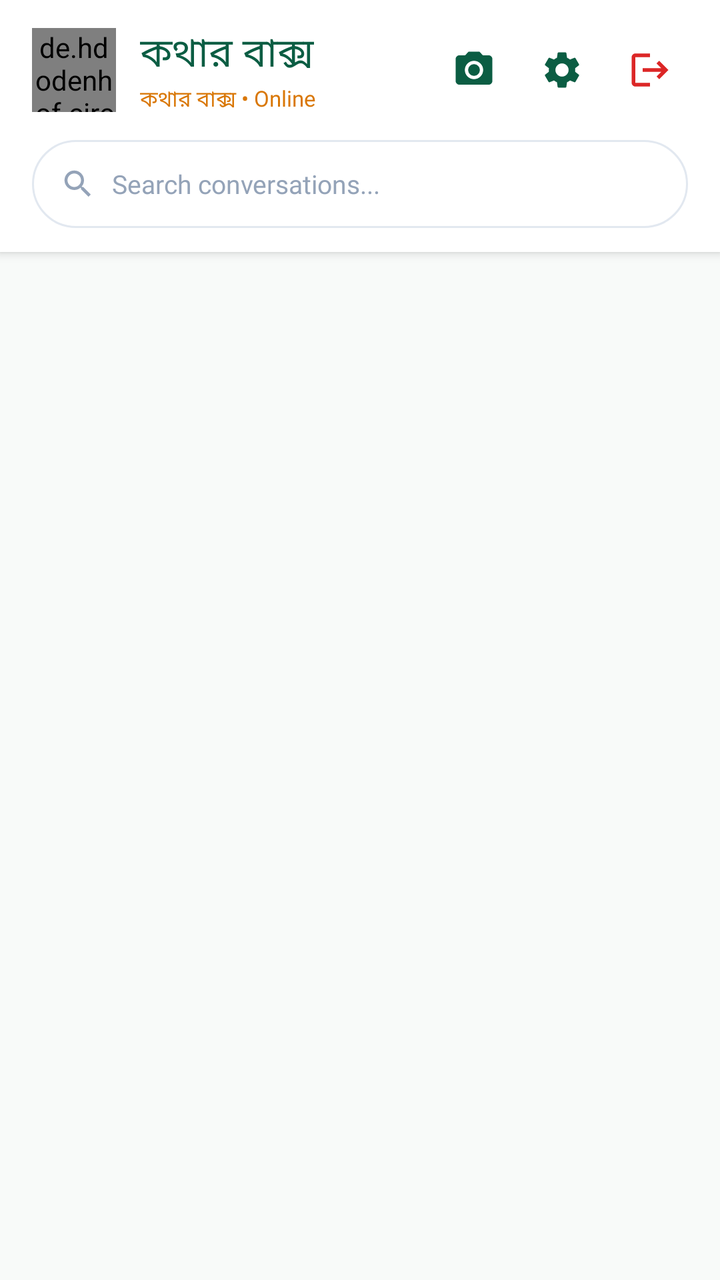
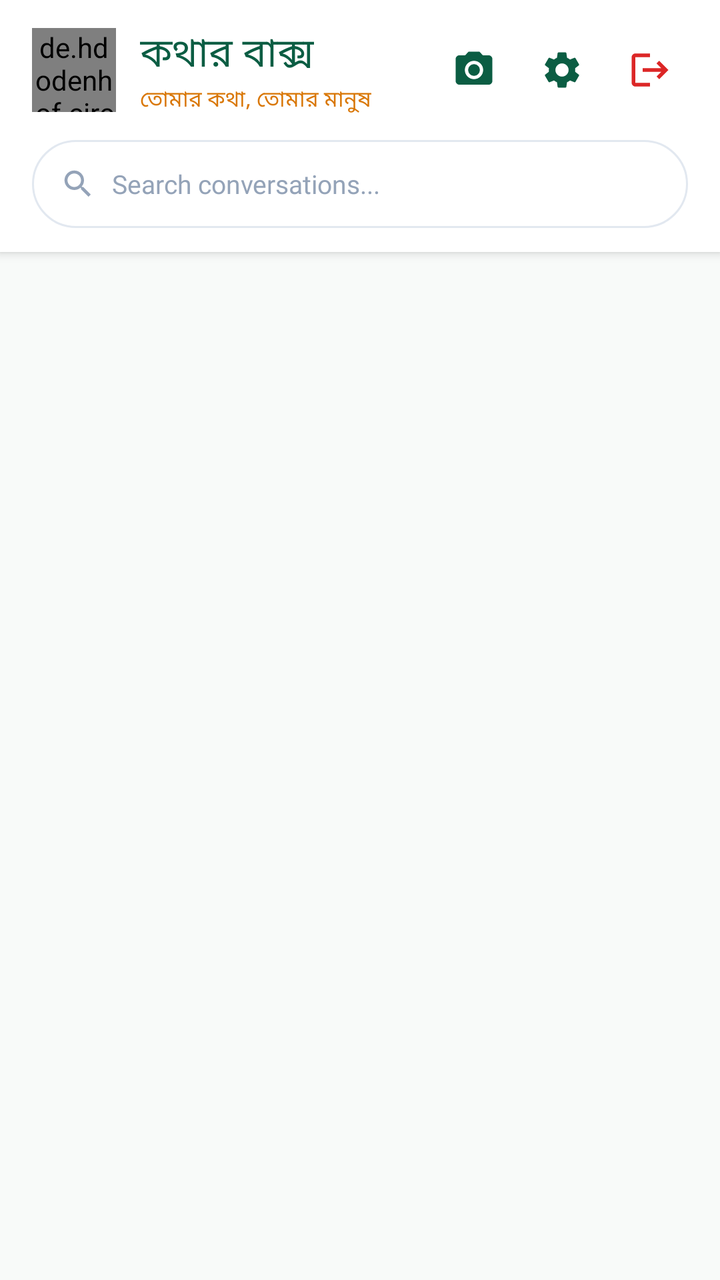

Compare the two renders of this Android layout. The source of the first and the diff that turns it into the second are given below.
<!-- AndroidManifest.xml: application theme Theme.KotharBaksho -->
<!-- res/layout/activity_main.xml -->
<?xml version="1.0" encoding="utf-8"?>
<androidx.coordinatorlayout.widget.CoordinatorLayout xmlns:android="http://schemas.android.com/apk/res/android"
    xmlns:app="http://schemas.android.com/apk/res-auto"
    xmlns:tools="http://schemas.android.com/tools"
    android:layout_width="match_parent"
    android:layout_height="match_parent"
    android:background="@color/bg_main"
    tools:context=".MainActivity">

    <LinearLayout
        android:layout_width="match_parent"
        android:layout_height="match_parent"
        android:orientation="vertical">

        
        <androidx.cardview.widget.CardView
            android:id="@+id/appBarCard"
            android:layout_width="match_parent"
            android:layout_height="wrap_content"
            app:cardBackgroundColor="@color/surface_card"
            app:cardElevation="3dp"
            app:cardCornerRadius="0dp">

            <LinearLayout
                android:layout_width="match_parent"
                android:layout_height="wrap_content"
                android:orientation="vertical"
                android:paddingStart="16dp"
                android:paddingEnd="16dp"
                android:paddingTop="12dp"
                android:paddingBottom="12dp">

                <RelativeLayout
                    android:layout_width="match_parent"
                    android:layout_height="wrap_content">

                    <de.hdodenhof.circleimageview.CircleImageView
                        android:id="@+id/myProfileImg"
                        android:layout_width="42dp"
                        android:layout_height="42dp"
                        android:layout_alignParentStart="true"
                        android:layout_centerVertical="true"
                        android:src="@drawable/photocamera"
                        app:civ_border_color="@color/primary"
                        app:civ_border_width="1.5dp" />

                    <LinearLayout
                        android:layout_width="wrap_content"
                        android:layout_height="wrap_content"
                        android:layout_toEndOf="@id/myProfileImg"
                        android:layout_centerVertical="true"
                        android:layout_marginStart="12dp"
                        android:orientation="vertical">

                        <TextView
                            android:id="@+id/appTitle"
                            android:layout_width="wrap_content"
                            android:layout_height="wrap_content"
                            android:fontFamily="@font/poppins_bold"
                            android:text="@string/app_name"
                            android:textColor="@color/primary"
                            android:textSize="20sp" />

                        <TextView
                            android:id="@+id/myStatus"
                            android:layout_width="wrap_content"
                            android:layout_height="wrap_content"
                            android:fontFamily="@font/poppins_regular"
                            android:text="কথার বাক্স • Online"
                            android:textColor="@color/accent_gold_dark"
                            android:textSize="11sp" />
                    </LinearLayout>

                    <LinearLayout
                        android:layout_width="wrap_content"
                        android:layout_height="wrap_content"
                        android:layout_alignParentEnd="true"
                        android:layout_centerVertical="true"
                        android:orientation="horizontal">

                        <ImageView
                            android:id="@+id/camBut"
                            android:layout_width="38dp"
                            android:layout_height="38dp"
                            android:background="?attr/selectableItemBackgroundBorderless"
                            android:padding="8dp"
                            android:src="@drawable/ic_camera_vector"
                            app:tint="@color/primary" />

                        <ImageView
                            android:id="@+id/settingBut"
                            android:layout_width="38dp"
                            android:layout_height="38dp"
                            android:layout_marginStart="6dp"
                            android:background="?attr/selectableItemBackgroundBorderless"
                            android:padding="8dp"
                            android:src="@drawable/ic_settings_vector"
                            app:tint="@color/primary" />

                        <ImageView
                            android:id="@+id/logoutimg"
                            android:layout_width="38dp"
                            android:layout_height="38dp"
                            android:layout_marginStart="6dp"
                            android:background="?attr/selectableItemBackgroundBorderless"
                            android:padding="8dp"
                            android:src="@drawable/ic_logout_vector" />
                    </LinearLayout>

                </RelativeLayout>

                
                <LinearLayout
                    android:layout_width="match_parent"
                    android:layout_height="44dp"
                    android:layout_marginTop="12dp"
                    android:background="@drawable/bg_pill_search"
                    android:gravity="center_vertical"
                    android:orientation="horizontal"
                    android:paddingStart="14dp"
                    android:paddingEnd="14dp">

                    <ImageView
                        android:layout_width="18dp"
                        android:layout_height="18dp"
                        android:src="@drawable/ic_search" />

                    <EditText
                        android:id="@+id/searchEditText"
                        android:layout_width="match_parent"
                        android:layout_height="match_parent"
                        android:layout_marginStart="8dp"
                        android:background="@null"
                        android:fontFamily="@font/poppins_regular"
                        android:hint="Search conversations..."
                        android:imeOptions="actionSearch"
                        android:inputType="text"
                        android:textColor="@color/text_primary"
                        android:textColorHint="@color/text_hint"
                        android:textSize="13sp" />
                </LinearLayout>

            </LinearLayout>

        </androidx.cardview.widget.CardView>

        
        <FrameLayout
            android:layout_width="match_parent"
            android:layout_height="match_parent">

            <androidx.recyclerview.widget.RecyclerView
                android:id="@+id/mainUserRecyclerView"
                android:layout_width="match_parent"
                android:layout_height="match_parent"
                android:clipToPadding="false"
                android:paddingTop="8dp"
                android:paddingBottom="16dp" />

            <LinearLayout
                android:id="@+id/emptyStateLayout"
                android:layout_width="wrap_content"
                android:layout_height="wrap_content"
                android:layout_gravity="center"
                android:gravity="center"
                android:orientation="vertical"
                android:padding="24dp"
                android:visibility="gone">

                <ImageView
                    android:layout_width="64dp"
                    android:layout_height="64dp"
                    android:alpha="0.5"
                    android:src="@drawable/app_logo" />

                <TextView
                    android:layout_width="wrap_content"
                    android:layout_height="wrap_content"
                    android:layout_marginTop="12dp"
                    android:fontFamily="@font/poppins_bold"
                    android:text="No Conversations Found"
                    android:textColor="@color/text_secondary"
                    android:textSize="15sp" />

                <TextView
                    android:layout_width="wrap_content"
                    android:layout_height="wrap_content"
                    android:layout_marginTop="4dp"
                    android:fontFamily="@font/poppins_regular"
                    android:text="Invite friends to join KotharBaksho!"
                    android:textColor="@color/text_hint"
                    android:textSize="12sp" />

            </LinearLayout>

        </FrameLayout>

    </LinearLayout>

</androidx.coordinatorlayout.widget.CoordinatorLayout>
<!-- resources referenced by this layout -->
<resources>
  <color name="accent_gold_dark">#D97706</color>
  <color name="bg_main">#F8FAF9</color>
  <color name="primary">#0B5D43</color>
  <color name="surface_card">#FFFFFF</color>
  <color name="text_hint">#94A3B8</color>
  <color name="text_primary">#0F172A</color>
  <color name="text_secondary">#64748B</color>
  <!-- drawable bg_pill_search (drawable) -->
  <?xml version="1.0" encoding="utf-8"?>
  <shape xmlns:android="http://schemas.android.com/apk/res/android">
      <solid android:color="@color/surface_card" />
      <stroke android:width="1dp" android:color="@color/divider_line" />
      <corners android:radius="24dp" />
  </shape>
  <!-- drawable ic_camera_vector (drawable) -->
  <vector xmlns:android="http://schemas.android.com/apk/res/android"
      android:width="24dp"
      android:height="24dp"
      android:viewportWidth="24"
      android:viewportHeight="24">
    <path
        android:fillColor="@color/primary"
        android:pathData="M12,12m-3.2,0a3.2,3.2 0,1 1,6.4 0a3.2,3.2 0,1 1,-6.4 0M9,2L7.17,4H4c-1.1,0 -2,0.9 -2,2v12c0,1.1 0.9,2 2,2h16c1.1,0 2,-0.9 2,-2V6c0,-1.1 -0.9,-2 -2,-2h-3.17L15,2H9zm3,15c-2.76,0 -5,-2.24 -5,-5s2.24,-5 5,-5 5,2.24 5,5 -2.24,5 -5,5z"/>
  </vector>
  <!-- drawable ic_logout_vector (drawable) -->
  <vector xmlns:android="http://schemas.android.com/apk/res/android"
      android:width="24dp"
      android:height="24dp"
      android:viewportWidth="24"
      android:viewportHeight="24">
    <path
        android:fillColor="@color/accent_crimson"
        android:pathData="M17,7l-1.41,1.41L18.17,11H8v2h10.17l-2.58,2.58L17,17l5,-5zM4,5h8V3H4c-1.1,0 -2,0.9 -2,2v14c0,1.1 0.9,2 2,2h8v-2H4V5z"/>
  </vector>
  <!-- drawable ic_search (drawable) -->
  <vector xmlns:android="http://schemas.android.com/apk/res/android"
      android:width="24dp"
      android:height="24dp"
      android:viewportWidth="24"
      android:viewportHeight="24">
    <path
        android:fillColor="@color/text_hint"
        android:pathData="M15.5,14h-0.79l-0.28,-0.27C15.41,12.59 16,11.11 16,9.5 16,5.91 13.09,3 9.5,3S3,5.91 3,9.5 5.91,16 9.5,16c1.61,0 3.09,-0.59 4.23,-1.57l0.27,0.28v0.79l5,4.99L20.49,19l-4.99,-5zm-6,0C7.01,14 5,11.99 5,9.5S7.01,5 9.5,5 14,7.01 14,9.5 11.99,14 9.5,14z"/>
  </vector>
  <string name="app_name">কথার বাক্স</string>
  <style name="Theme.KotharBaksho" parent="Theme.MaterialComponents.DayNight.NoActionBar">
          
          <item name="colorPrimary">@color/primary</item>
          <item name="colorPrimaryVariant">@color/primary_dark</item>
          <item name="colorOnPrimary">@color/white</item>
          
          <item name="colorSecondary">@color/accent_gold</item>
          <item name="colorSecondaryVariant">@color/accent_gold_dark</item>
          <item name="colorOnSecondary">@color/black</item>
          
          <item name="android:statusBarColor">@color/primary_dark</item>
          <item name="android:windowBackground">@color/bg_main</item>
      </style>
  <color name="divider_line">#E2E8F0</color>
  <color name="accent_crimson">#DC2626</color>
  <color name="primary_dark">#064E3B</color>
  <color name="white">#FFFFFFFF</color>
  <color name="accent_gold">#F59E0B</color>
  <color name="black">#FF000000</color>
  <!-- unchanged entries left out for length: 3 -->
</resources>

<!-- the commit's change to res/layout/activity_main.xml (unified diff, before → after) -->
@@ -57,7 +57,7 @@
                             android:layout_width="wrap_content"
                             android:layout_height="wrap_content"
                             android:fontFamily="@font/poppins_bold"
-                            android:text="@string/app_name"
+                            android:text="@string/app_name_bengali"
                             android:textColor="@color/primary"
                             android:textSize="20sp" />
 
@@ -66,7 +66,7 @@
                             android:layout_width="wrap_content"
                             android:layout_height="wrap_content"
                             android:fontFamily="@font/poppins_regular"
-                            android:text="কথার বাক্স • Online"
+                            android:text="@string/tagline_bengali"
                             android:textColor="@color/accent_gold_dark"
                             android:textSize="11sp" />
                     </LinearLayout>
@@ -178,8 +178,8 @@
                     android:layout_height="wrap_content"
                     android:layout_marginTop="12dp"
                     android:fontFamily="@font/poppins_bold"
-                    android:text="No Conversations Found"
-                    android:textColor="@color/text_secondary"
+                    android:text="@string/tagline_bengali"
+                    android:textColor="@color/primary"
                     android:textSize="15sp" />
 
                 <TextView
@@ -187,8 +187,8 @@
                     android:layout_height="wrap_content"
                     android:layout_marginTop="4dp"
                     android:fontFamily="@font/poppins_regular"
-                    android:text="Invite friends to join KotharBaksho!"
-                    android:textColor="@color/text_hint"
+                    android:text="@string/tagline_english"
+                    android:textColor="@color/text_secondary"
                     android:textSize="12sp" />
 
             </LinearLayout>
<!-- resource entries referenced after the edit -->
@@ -44,7 +44,9 @@
         android:fillColor="@color/text_hint"
         android:pathData="M15.5,14h-0.79l-0.28,-0.27C15.41,12.59 16,11.11 16,9.5 16,5.91 13.09,3 9.5,3S3,5.91 3,9.5 5.91,16 9.5,16c1.61,0 3.09,-0.59 4.23,-1.57l0.27,0.28v0.79l5,4.99L20.49,19l-4.99,-5zm-6,0C7.01,14 5,11.99 5,9.5S7.01,5 9.5,5 14,7.01 14,9.5 11.99,14 9.5,14z"/>
   </vector>
-  <string name="app_name">কথার বাক্স</string>
+  <string name="app_name_bengali">কথার বাক্স</string>
+  <string name="tagline_bengali">তোমার কথা, তোমার মানুষ</string>
+  <string name="tagline_english">Every conversation has a place</string>
   <style name="Theme.KotharBaksho" parent="Theme.MaterialComponents.DayNight.NoActionBar">
           
           <item name="colorPrimary">@color/primary</item>
